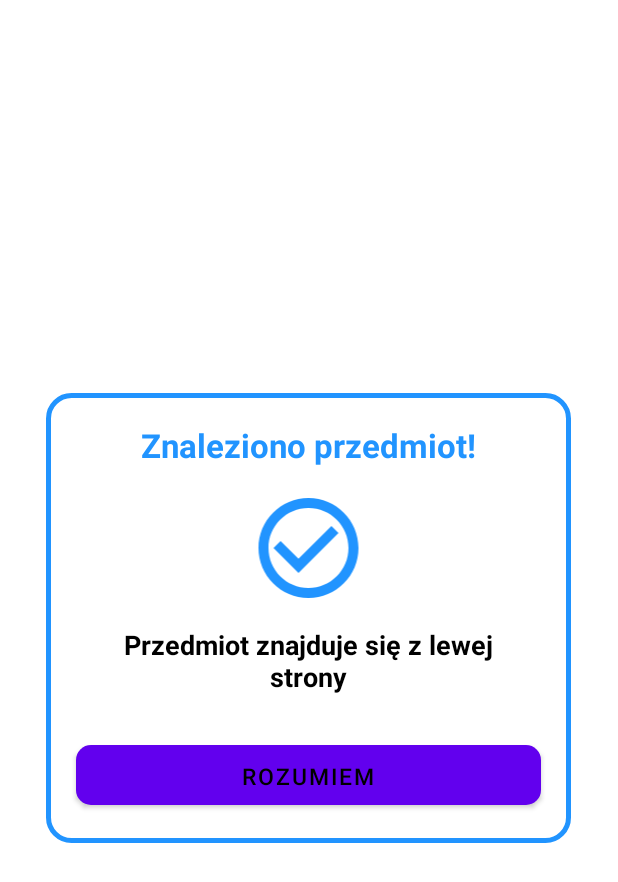
After one commit to CzajkowskiWiktor/CzajSearch, an Android app: the layout popup_item_found.xml on its own in the app's theme, with its tools: preview values and no code run, on a phone screen of 412 x 824 dp. The commit adds this screen. Shown: the top 882 px of the screen. Run offline under Robolectric (Android 15) with nearby library versions, the phone set to English and light mode, and no system bars.

Commit message:
added item found popup layout and how it shows (after 5s)

```diff
--- /dev/null
+++ b/app/src/main/res/drawable/ic_item_found.xml
@@ -0,0 +1,5 @@
+<vector android:height="34dp" android:tint="?attr/colorControlNormal"
+    android:viewportHeight="24" android:viewportWidth="24"
+    android:width="34dp" xmlns:android="http://schemas.android.com/apk/res/android">
+    <path android:fillColor="@android:color/white" android:pathData="M16.59,7.58L10,14.17l-3.59,-3.58L5,12l5,5 8,-8zM12,2C6.48,2 2,6.48 2,12s4.48,10 10,10 10,-4.48 10,-10S17.52,2 12,2zM12,20c-4.42,0 -8,-3.58 -8,-8s3.58,-8 8,-8 8,3.58 8,8 -3.58,8 -8,8z"/>
+</vector>
--- /dev/null
+++ b/app/src/main/res/layout/popup_item_found.xml
@@ -0,0 +1,64 @@
+<?xml version="1.0" encoding="utf-8"?>
+<RelativeLayout xmlns:android="http://schemas.android.com/apk/res/android"
+    xmlns:app="http://schemas.android.com/apk/res-auto"
+    android:layout_width="350dp"
+    android:layout_height="300dp"
+    android:layout_gravity="center"
+    android:id="@+id/popup_item_found"
+    android:background="@drawable/popup_map_background">
+
+    <TextView
+        android:id="@+id/popup_item_found_textView"
+        android:layout_width="match_parent"
+        android:layout_height="wrap_content"
+        android:layout_marginTop="10dp"
+        android:padding="10dp"
+        android:text="Znaleziono przedmiot!"
+        android:textAlignment="center"
+        android:textColor="@color/blue_czaj"
+        android:textSize="22dp"
+        android:textStyle="bold" />
+
+    <ImageView
+        android:id="@+id/popup_map_itemOnMap"
+        android:layout_width="80dp"
+        android:layout_height="80dp"
+        android:layout_below="@+id/popup_item_found_textView"
+        android:layout_alignParentStart="true"
+        android:layout_alignParentEnd="true"
+        android:layout_marginStart="0dp"
+        android:layout_marginTop="4dp"
+        android:layout_marginEnd="0dp"
+        android:src="@drawable/ic_item_found"
+        app:tint="@color/blue_czaj" />
+
+    <TextView
+        android:id="@+id/popup_item_found_locationTextView"
+        android:layout_width="match_parent"
+        android:layout_height="wrap_content"
+        android:layout_below="@+id/popup_map_itemOnMap"
+        android:layout_marginTop="12dp"
+        android:layout_alignParentStart="true"
+        android:layout_alignParentEnd="true"
+        android:layout_marginEnd="30dp"
+        android:layout_marginStart="30dp"
+        android:text="Przedmiot znajduje się z lewej strony"
+        android:textAlignment="center"
+        android:textColor="@color/black"
+        android:textSize="18dp"
+        android:textStyle="bold" />
+
+    <Button
+        android:id="@+id/popup_item_found_button"
+        android:layout_width="match_parent"
+        android:layout_height="40dp"
+        android:layout_alignParentBottom="true"
+        android:layout_marginStart="20dp"
+        android:layout_marginTop="9dp"
+        android:layout_marginEnd="20dp"
+        android:layout_marginBottom="25dp"
+        android:background="@drawable/button_background_bottom_view"
+        android:text="@string/popup_item_found_textButton"
+        android:textSize="15dp" />
+
+</RelativeLayout>
--- a/app/src/main/res/values/strings.xml
+++ b/app/src/main/res/values/strings.xml
@@ -51,4 +51,5 @@
     <string name="alert_success_disconnected_button">OK</string>
     <string name="alert_success_diconntected_message">Urządzenie zostało poprawnie odłączone od artykułu</string>
     <string name="item_layout_availability">Dostępność:</string>
+    <string name="popup_item_found_textButton">Rozumiem</string>
 </resources>
```
Also changed, not shown: app/src/main/java/pl/pue/air/czajsearch/ItemDetailsScreen.java (+51 -0 lines).
